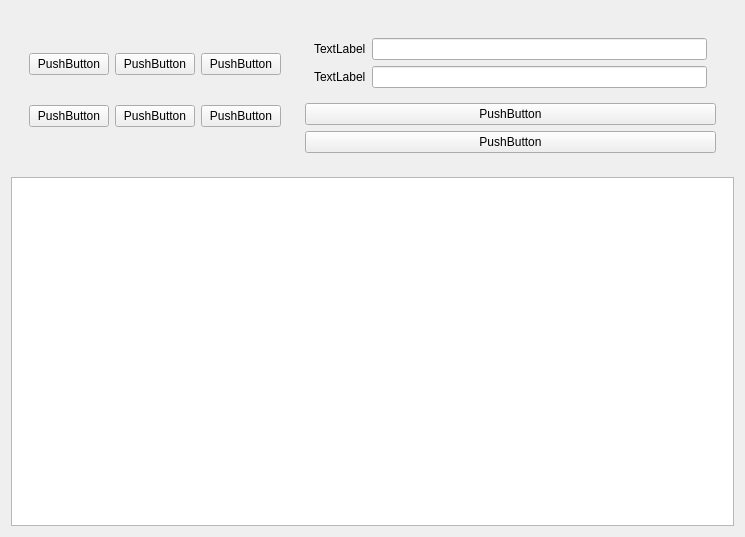
First picture: the form in hunter.ui, repository lfishRhungry/BlackHawk, before the edit.
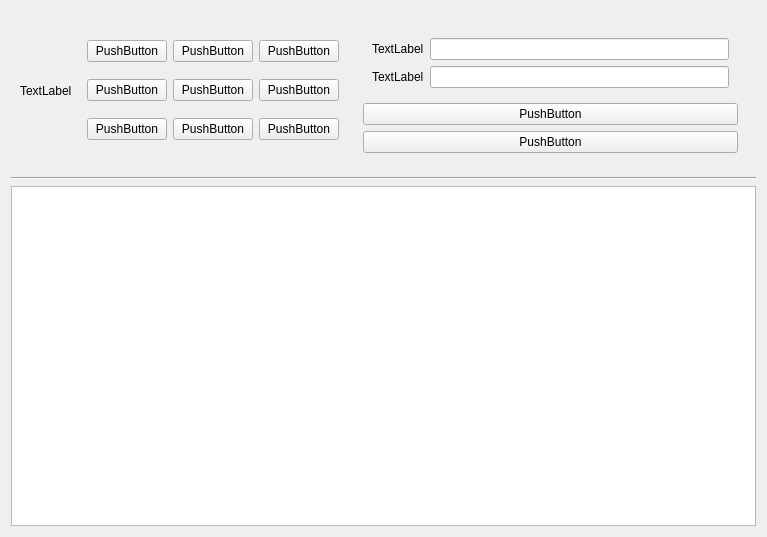
Second picture: the form after the edit. Icons and pictures are not drawn.

What changed in the file:
```diff
--- a/hunter.ui
+++ b/hunter.ui
@@ -6,7 +6,7 @@
    <rect>
     <x>0</x>
     <y>0</y>
-    <width>745</width>
+    <width>767</width>
     <height>537</height>
    </rect>
   </property>
@@ -21,23 +21,51 @@
    <item>
     <widget class="QWidget" name="widgetOption" native="true">
      <layout class="QHBoxLayout" name="horizontalLayout">
+      <item>
+       <widget class="QLabel" name="labelSister">
+        <property name="text">
+         <string>TextLabel</string>
+        </property>
+       </widget>
+      </item>
       <item>
        <widget class="QWidget" name="widgetBt" native="true">
         <layout class="QGridLayout" name="gridLayout">
+         <item row="2" column="2">
+          <widget class="QPushButton" name="btOffline">
+           <property name="text">
+            <string>PushButton</string>
+           </property>
+          </widget>
+         </item>
          <item row="0" column="0">
-          <widget class="QPushButton" name="btFile">
-           <property name="text">
-            <string>PushButton</string>
-           </property>
-          </widget>
-         </item>
-         <item row="0" column="1">
           <widget class="QPushButton" name="btCmd">
            <property name="text">
             <string>PushButton</string>
            </property>
           </widget>
          </item>
+         <item row="2" column="1">
+          <widget class="QPushButton" name="btReboot">
+           <property name="text">
+            <string>PushButton</string>
+           </property>
+          </widget>
+         </item>
+         <item row="0" column="1">
+          <widget class="QPushButton" name="btFile">
+           <property name="text">
+            <string>PushButton</string>
+           </property>
+          </widget>
+         </item>
+         <item row="2" column="0">
+          <widget class="QPushButton" name="btSendBox">
+           <property name="text">
+            <string>PushButton</string>
+           </property>
+          </widget>
+         </item>
          <item row="0" column="2">
           <widget class="QPushButton" name="btKeybd">
            <property name="text">
@@ -118,6 +146,13 @@
      </layout>
     </widget>
    </item>
+   <item>
+    <widget class="Line" name="line">
+     <property name="orientation">
+      <enum>Qt::Horizontal</enum>
+     </property>
+    </widget>
+   </item>
    <item>
     <widget class="QTableWidget" name="tableOnline"/>
    </item>
```
Left out of the diff: 18 changed lines with no effect on the pictures.
